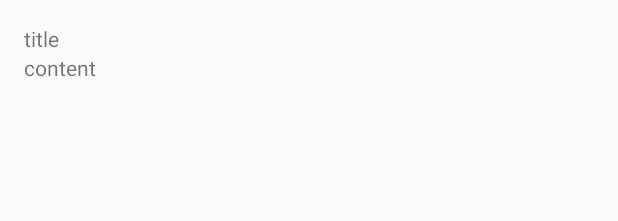
After one commit to crazyma/Gakki, an Android app: the layout item_gakki_list.xml on its own in the app's theme, with its tools: preview values and no code run, on a phone screen of 412 x 824 dp. The commit adds this screen. Shown: the top 221 px of the screen. Run offline under Robolectric (Android 15) with nearby library versions, the phone set to English and light mode, and no system bars.

Commit message:
setup basic RecyclerView Adapter with mock data

```diff
--- /dev/null
+++ b/app/src/main/res/layout/item_gakki_list.xml
@@ -0,0 +1,21 @@
+<?xml version="1.0" encoding="utf-8"?>
+<RelativeLayout xmlns:android="http://schemas.android.com/apk/res/android"
+    xmlns:tools="http://schemas.android.com/tools"
+    android:layout_width="match_parent"
+    android:padding="16dp"
+    android:layout_height="100dp">
+
+    <TextView
+        android:id="@+id/titleTextView"
+        android:layout_width="wrap_content"
+        android:layout_height="wrap_content"
+        tools:text="title" />
+
+    <TextView
+        android:id="@+id/contentTextView"
+        android:layout_width="wrap_content"
+        android:layout_height="wrap_content"
+        android:layout_below="@id/titleTextView"
+        tools:text="content" />
+
+</RelativeLayout>
--- a/app/src/main/res/layout/layout_bottom_sheet_list.xml
+++ b/app/src/main/res/layout/layout_bottom_sheet_list.xml
@@ -10,6 +10,7 @@
     app:layout_behavior="android.support.design.widget.BottomSheetBehavior">
 
     <android.support.v7.widget.RecyclerView
+        android:id="@+id/recyclerView"
         android:layout_width="match_parent"
         android:layout_height="match_parent" />
 
```
Also changed, not shown: app/src/main/java/com/dcard/gakki/GaggiListAdapter.kt (added, +46 -0 lines), app/src/main/java/com/dcard/gakki/GakkiItemViewHolder.kt (added, +20 -0 lines), app/src/main/java/com/dcard/gakki/MapsActivity.kt (+13 -1 lines).
